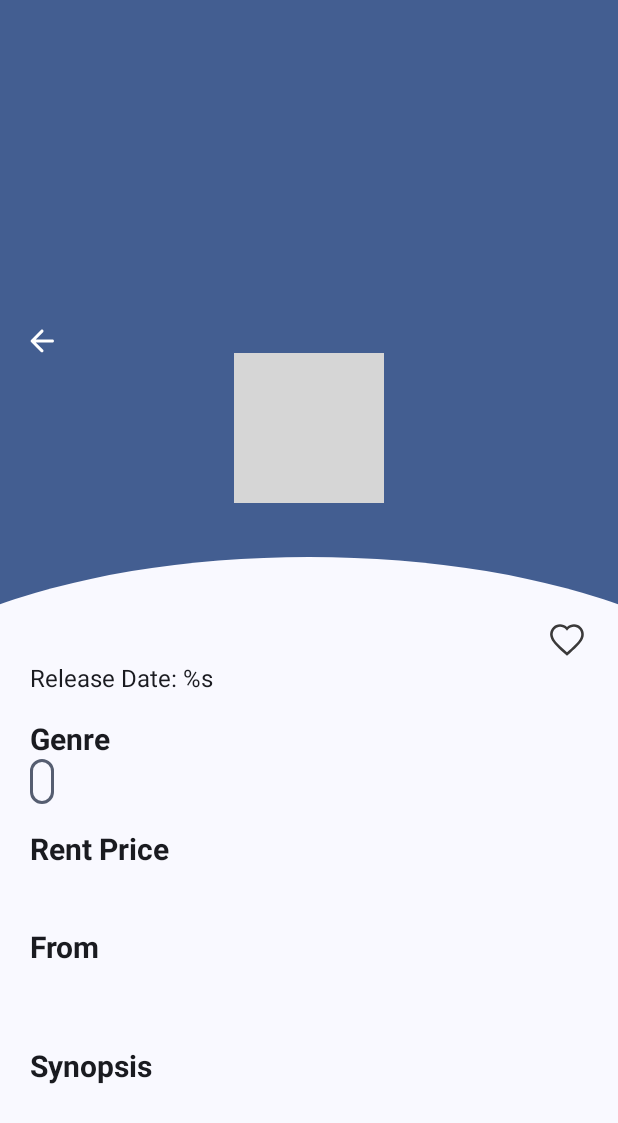
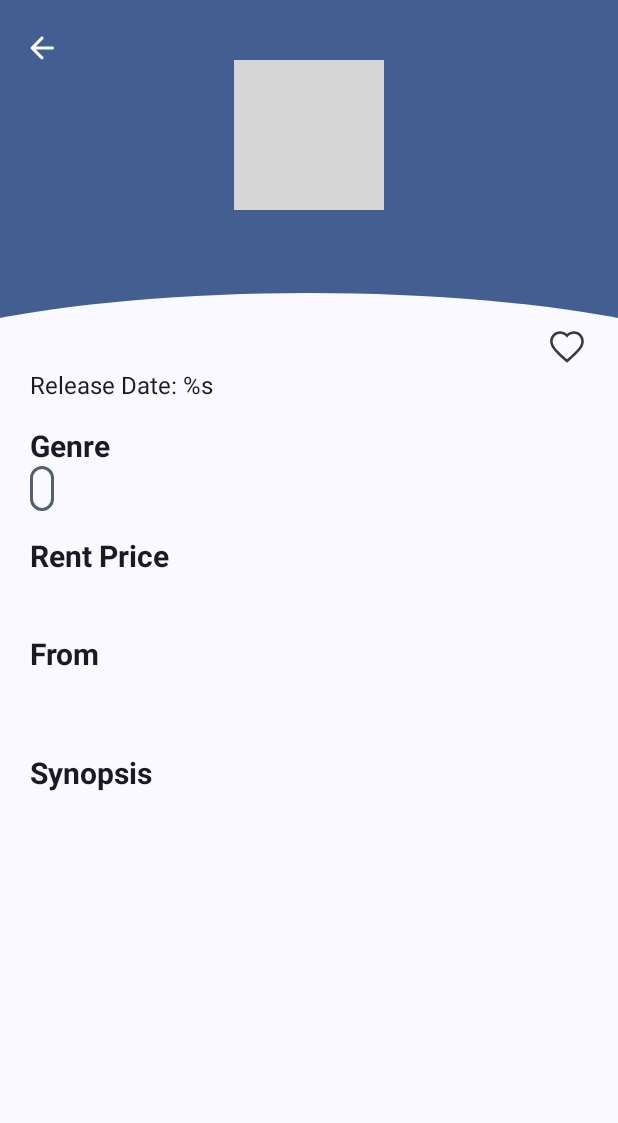
Before and after one commit to ruman1609/iTunesMovieExplorer, an Android app: the layout fragment_detail.xml on its own in the app's theme, with its tools: preview values and no code run, on a phone screen of 412 x 824 dp. Shown: the top 1123 px of the screen. Run offline under Robolectric (Android 15) with nearby library versions, the phone set to English and light mode, and no system bars; grey boxes are pictures that could not be loaded.

Commit message:
Improving the code, fixing some bugs on detail and back button. Add documentation for utils and README

```diff
--- a/app/src/main/java/com/rudyrachman16/itunesmovieexplorer/ui/home/MovieAdapter.kt
+++ b/app/src/main/java/com/rudyrachman16/itunesmovieexplorer/ui/home/MovieAdapter.kt
@@ -11,7 +11,6 @@ import com.rudyrachman16.itunesmovieexplorer.databinding.ItemMovieBinding
 import com.rudyrachman16.itunesmovieexplorer.utils.ImageUtils.load
 
 class MovieAdapter(
-    private val isForFavorite: Boolean = false,
     private val clickCallback: (position: Int) -> Unit,
     private val favCallback: (movie: Movie) -> Unit
 ) : ListAdapter<Movie, MovieAdapter.ViewHolder>(object : DiffUtil.ItemCallback<Movie>() {
@@ -50,10 +49,6 @@ class MovieAdapter(
                     if (bind.lttLikeUnlikeItem.progress == 1f) -1f else 1f
                 bind.lttLikeUnlikeItem.playAnimation()
                 favCallback(movie)
-
-                if (isForFavorite) {
-
-                }
             }
 
             bind.root.setOnClickListener { clickCallback(adapterPosition) }
--- a/app/src/main/res/layout/fragment_detail.xml
+++ b/app/src/main/res/layout/fragment_detail.xml
@@ -10,22 +10,24 @@
         android:id="@+id/app_bar_detail"
         android:layout_width="match_parent"
         android:layout_height="wrap_content"
-        android:fitsSystemWindows="true">
+        android:fitsSystemWindows="false">
 
         <com.google.android.material.appbar.CollapsingToolbarLayout
             android:id="@+id/collapsing_toolbar_detail"
             android:layout_width="match_parent"
             android:layout_height="match_parent"
             android:background="@drawable/bg_detail_header"
-
-            android:fitsSystemWindows="true"
+            android:fitsSystemWindows="false"
+            android:minHeight="0dp"
+            android:padding="0dp"
             app:layout_scrollFlags="scroll|exitUntilCollapsed">
 
             <androidx.constraintlayout.widget.ConstraintLayout
                 android:id="@+id/layout_inside_collapsing_toolbar_detail"
                 android:layout_width="match_parent"
                 android:layout_height="wrap_content"
-                android:layout_marginBottom="48dp">
+                android:layout_marginBottom="48dp"
+                android:fitsSystemWindows="true">
 
                 <ImageView
                     android:id="@+id/img_detail_cover"
--- a/app/src/main/res/layout/fragment_favorite.xml
+++ b/app/src/main/res/layout/fragment_favorite.xml
@@ -23,7 +23,7 @@
             android:layout_height="match_parent">
 
             <ImageButton
-                android:id="@+id/img_detail_movie_back_toolbar"
+                android:id="@+id/img_favorite_back_toolbar"
                 android:layout_width="wrap_content"
                 android:layout_height="wrap_content"
                 android:layout_marginStart="16dp"
@@ -48,7 +48,7 @@
                 android:textColor="?attr/colorOnPrimary"
                 app:layout_constraintBottom_toBottomOf="parent"
                 app:layout_constraintEnd_toEndOf="parent"
-                app:layout_constraintStart_toEndOf="@id/img_detail_movie_back_toolbar"
+                app:layout_constraintStart_toEndOf="@id/img_favorite_back_toolbar"
                 app:layout_constraintTop_toTopOf="parent" />
 
         </androidx.constraintlayout.widget.ConstraintLayout>
--- a/core/src/main/java/com/rudyrachman16/itunesmovieexplorer/core/utils/FlowUtils.kt
+++ b/core/src/main/java/com/rudyrachman16/itunesmovieexplorer/core/utils/FlowUtils.kt
@@ -7,6 +7,11 @@ import kotlinx.coroutines.flow.flow
 import kotlinx.coroutines.flow.flowOn
 
 object FlowUtils {
+
+    /**
+     * to shortening time for code using this function
+     * @param successCallback callback function for emitting Status.Success returns as T class
+     */
     fun <T> defaultFlowCallback(successCallback: suspend () -> T) = flow {
         emit(Status.Loading)
         try {
```
Also changed, not shown: app/src/main/java/com/rudyrachman16/itunesmovieexplorer/ui/home/detail/DetailFragment.kt (+5 -2 lines), app/src/main/java/com/rudyrachman16/itunesmovieexplorer/ui/home/favorite/FavoriteFragment.kt (+17 -7 lines), app/src/main/java/com/rudyrachman16/itunesmovieexplorer/ui/home/search/SearchFragment.kt (+7 -8 lines), app/src/main/java/com/rudyrachman16/itunesmovieexplorer/utils/ImageUtils.kt (+18 -0 lines), app/src/main/java/com/rudyrachman16/itunesmovieexplorer/utils/UnitAndViewUtils.kt (+8 -4 lines), app/src/main/res/navigation/main_navigation.xml (+19 -3 lines), core/src/main/java/com/rudyrachman16/itunesmovieexplorer/core/utils/MappingUtils.kt (+15 -0 lines), core/src/main/java/com/rudyrachman16/itunesmovieexplorer/core/utils/StringUtils.kt (+16 -0 lines), 2 other files.
